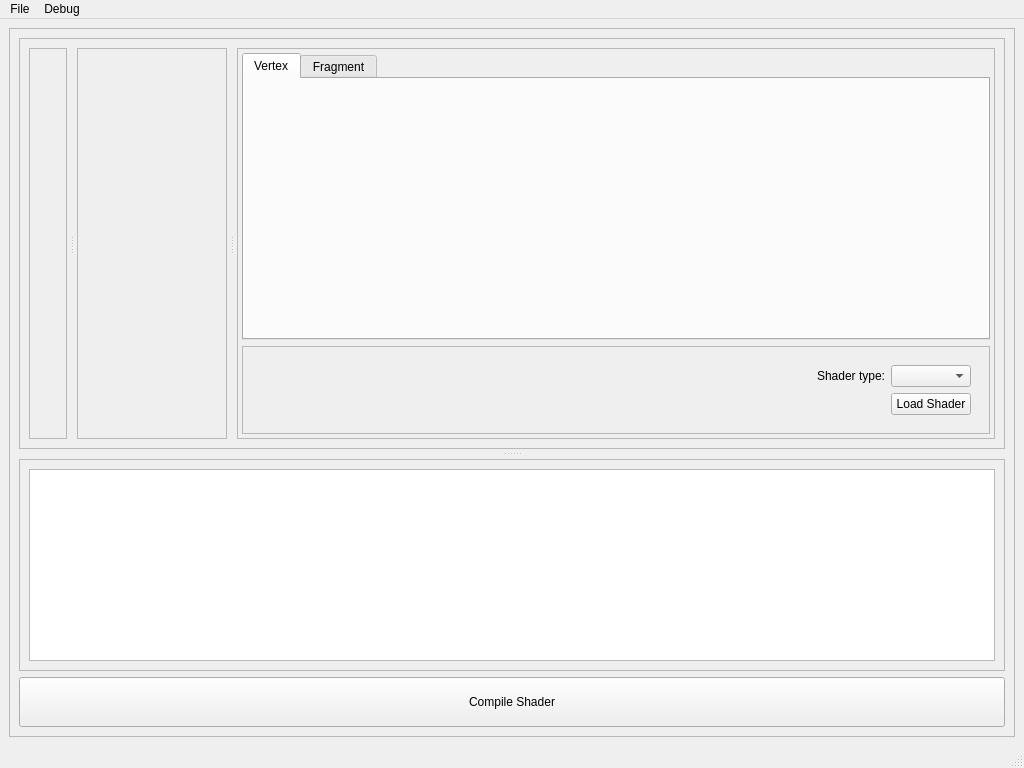
Before: the Qt Designer form ui/MainWindow.ui in NCCA/ShaderEnvironmentBuilder, drawn with Qt 5.
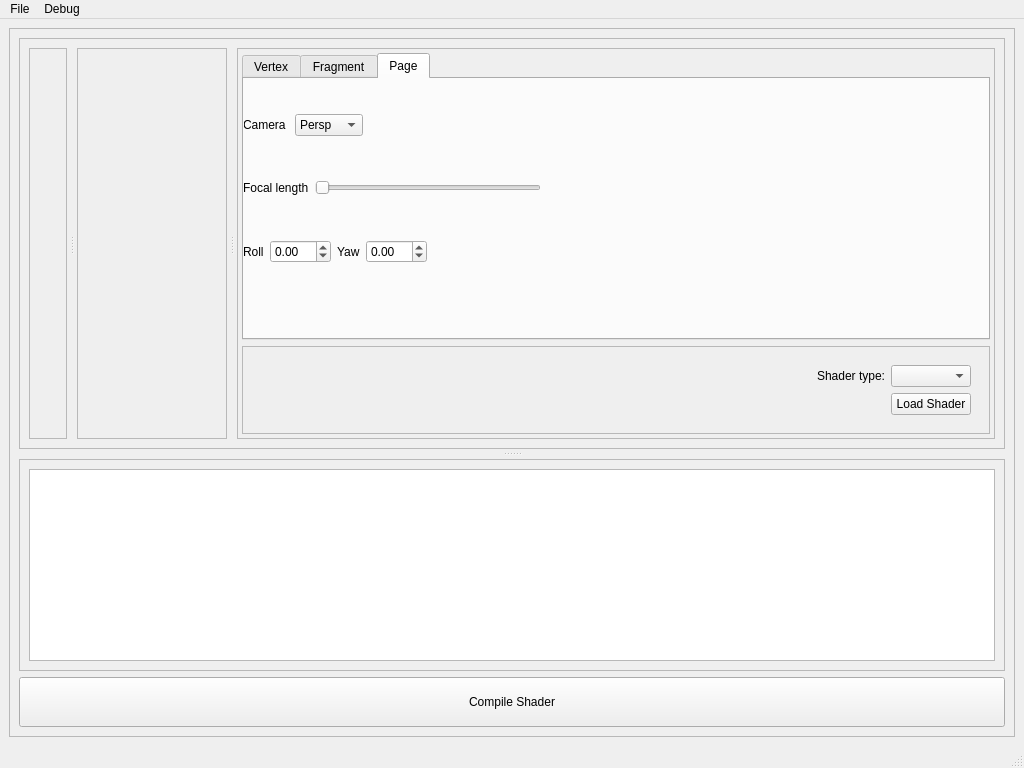
After: the same form once the commit is applied.

Commit message: Updated master with camera settings

```diff
--- a/ui/MainWindow.ui
+++ b/ui/MainWindow.ui
@@ -176,7 +176,7 @@
                   </size>
                  </property>
                  <property name="currentIndex">
-                  <number>0</number>
+                  <number>2</number>
                  </property>
                  <property name="documentMode">
                   <bool>false</bool>
@@ -203,6 +203,171 @@
                    <string>Fragment</string>
                   </attribute>
                  </widget>
+                 <widget class="QWidget" name="tab">
+                  <attribute name="title">
+                   <string>Page</string>
+                  </attribute>
+                  <widget class="QWidget" name="gridLayoutWidget">
+                   <property name="geometry">
+                    <rect>
+                     <x>-1</x>
+                     <y>-1</y>
+                     <width>751</width>
+                     <height>221</height>
+                    </rect>
+                   </property>
+                   <layout class="QGridLayout" name="gridLayout">
+                    <item row="2" column="0">
+                     <layout class="QHBoxLayout" name="horizontalLayout_3">
+                      <item>
+                       <widget class="QLabel" name="label_3">
+                        <property name="text">
+                         <string>Roll</string>
+                        </property>
+                       </widget>
+                      </item>
+                      <item>
+                       <widget class="QDoubleSpinBox" name="m_cameraRoll">
+                        <property name="minimum">
+                         <double>-99.000000000000000</double>
+                        </property>
+                        <property name="maximum">
+                         <double>99.000000000000000</double>
+                        </property>
+                       </widget>
+                      </item>
+                      <item>
+                       <widget class="QLabel" name="label_4">
+                        <property name="text">
+                         <string>Yaw</string>
+                        </property>
+                       </widget>
+                      </item>
+                      <item>
+                       <widget class="QDoubleSpinBox" name="m_cameraYaw">
+                        <property name="minimum">
+                         <double>-99.000000000000000</double>
+                        </property>
+                        <property name="maximum">
+                         <double>99.000000000000000</double>
+                        </property>
+                       </widget>
+                      </item>
+                      <item>
+                       <spacer name="horizontalSpacer_4">
+                        <property name="orientation">
+                         <enum>Qt::Horizontal</enum>
+                        </property>
+                        <property name="sizeHint" stdset="0">
+                         <size>
+                          <width>40</width>
+                          <height>20</height>
+                         </size>
+                        </property>
+                       </spacer>
+                      </item>
+                     </layout>
+                    </item>
+                    <item row="0" column="0">
+                     <layout class="QHBoxLayout" name="horizontalLayout">
+                      <item>
+                       <widget class="QLabel" name="label">
+                        <property name="text">
+                         <string>Camera </string>
+                        </property>
+                       </widget>
+                      </item>
+                      <item>
+                       <widget class="QComboBox" name="m_comboBox_view">
+                        <item>
+                         <property name="text">
+                          <string>Persp</string>
+                         </property>
+                        </item>
+                        <item>
+                         <property name="text">
+                          <string>Top</string>
+                         </property>
+                        </item>
+                        <item>
+                         <property name="text">
+                          <string>Bottom</string>
+                         </property>
+                        </item>
+                        <item>
+                         <property name="text">
+                          <string>Left</string>
+                         </property>
+                        </item>
+                        <item>
+                         <property name="text">
+                          <string>Right</string>
+                         </property>
+                        </item>
+                       </widget>
+                      </item>
+                      <item>
+                       <spacer name="horizontalSpacer">
+                        <property name="orientation">
+                         <enum>Qt::Horizontal</enum>
+                        </property>
+                        <property name="sizeHint" stdset="0">
+                         <size>
+                          <width>40</width>
+                          <height>20</height>
+                         </size>
+                        </property>
+                       </spacer>
+                      </item>
+                     </layout>
+                    </item>
+                    <item row="1" column="0">
+                     <layout class="QHBoxLayout" name="horizontalLayout_2">
+                      <item>
+                       <widget class="QLabel" name="label_2">
+                        <property name="text">
+                         <string>Focal length</string>
+                        </property>
+                       </widget>
+                      </item>
+                      <item>
+                       <widget class="QSlider" name="m_sldr_cameraAspect">
+                        <property name="orientation">
+                         <enum>Qt::Horizontal</enum>
+                        </property>
+                       </widget>
+                      </item>
+                      <item>
+                       <spacer name="horizontalSpacer_3">
+                        <property name="orientation">
+                         <enum>Qt::Horizontal</enum>
+                        </property>
+                        <property name="sizeHint" stdset="0">
+                         <size>
+                          <width>40</width>
+                          <height>20</height>
+                         </size>
+                        </property>
+                       </spacer>
+                      </item>
+                      <item>
+                       <spacer name="horizontalSpacer_2">
+                        <property name="orientation">
+                         <enum>Qt::Horizontal</enum>
+                        </property>
+                        <property name="sizeHint" stdset="0">
+                         <size>
+                          <width>40</width>
+                          <height>20</height>
+                         </size>
+                        </property>
+                       </spacer>
+                      </item>
+                     </layout>
+                    </item>
+                   </layout>
+                  </widget>
+                 </widget>
                 </widget>
                </item>
                <item>
```
Left out of the diff: 10 changed lines with no effect on the pictures. The commit also changes 3 other files.
